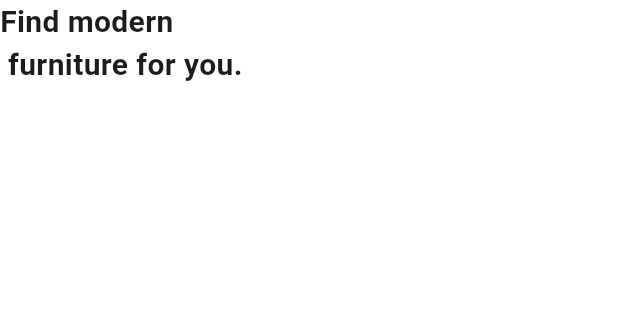
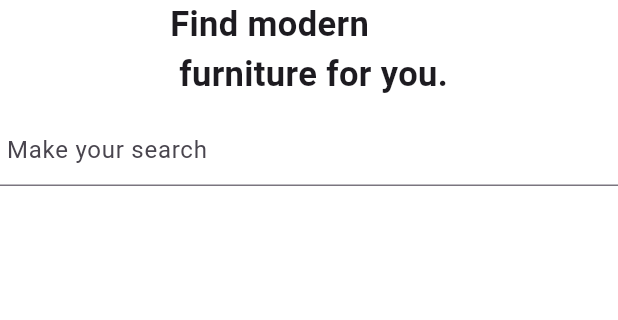
Before and after one commit to Tosin8/Madera, a Flutter app: the HomePage screen opened directly, on a phone screen of 412 x 824 dp, the part 84-404 px from its top. Run offline on Flutter 3.47's test engine with Material 2 defaults, Android fonts, the phone set to English and light mode, and no system bars; our stand-ins replace shared_preferences, smooth_page_indicator; missing offline and left inert: svg_flutter; accounts and stored records are empty.

Commit message:
Update home_screen.dart

```diff
--- a/lib/screen/home/home_screen.dart
+++ b/lib/screen/home/home_screen.dart
@@ -46,11 +46,17 @@
           ],
         ),
         // bottomNavigationBar: BottomNavigationBar(items: items),
-        body: Column(
+        body: const Column(
           children: [
             Text(
               'Find modern \n furniture for you.',
-              style: TextStyle(fontSize: 20, fontWeight: FontWeight.bold),
+              style: TextStyle(fontSize: 23, fontWeight: FontWeight.bold),
+            ),
+            SizedBox(height: 10),
+            TextField(
+              decoration: InputDecoration(
+                hintText: ' Make your search',
+              ),
             )
           ],
         ));
```
